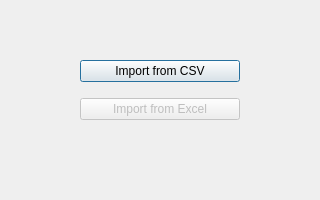
Old version of the form selectdatasource.ui in the repository dzhi/school-regression-analysis.
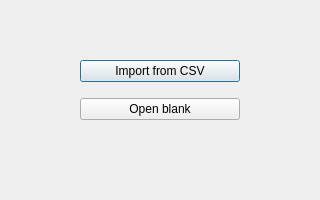
New version of the form.

Commit message:
Can now import CSV from table window.
Select data source menu now also has "Open blank" option.

```diff
--- a/selectdatasource.ui
+++ b/selectdatasource.ui
@@ -51,10 +51,10 @@
     <item>
      <widget class="QPushButton" name="pushButton_2">
       <property name="enabled">
-       <bool>false</bool>
+       <bool>true</bool>
       </property>
       <property name="text">
-       <string>Import from Excel</string>
+       <string>Open blank</string>
       </property>
      </widget>
     </item>
```
Left out of the diff: 2 changed lines with no effect on the pictures. The commit also changes 5 other files.
